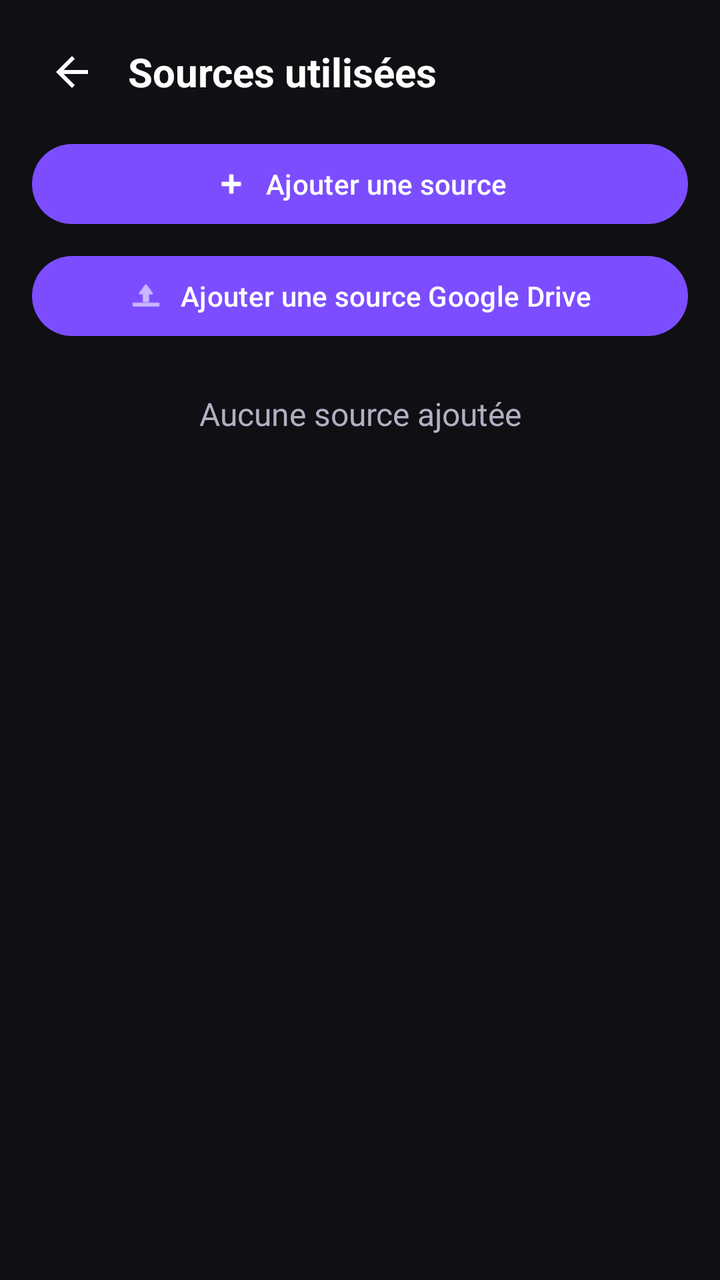
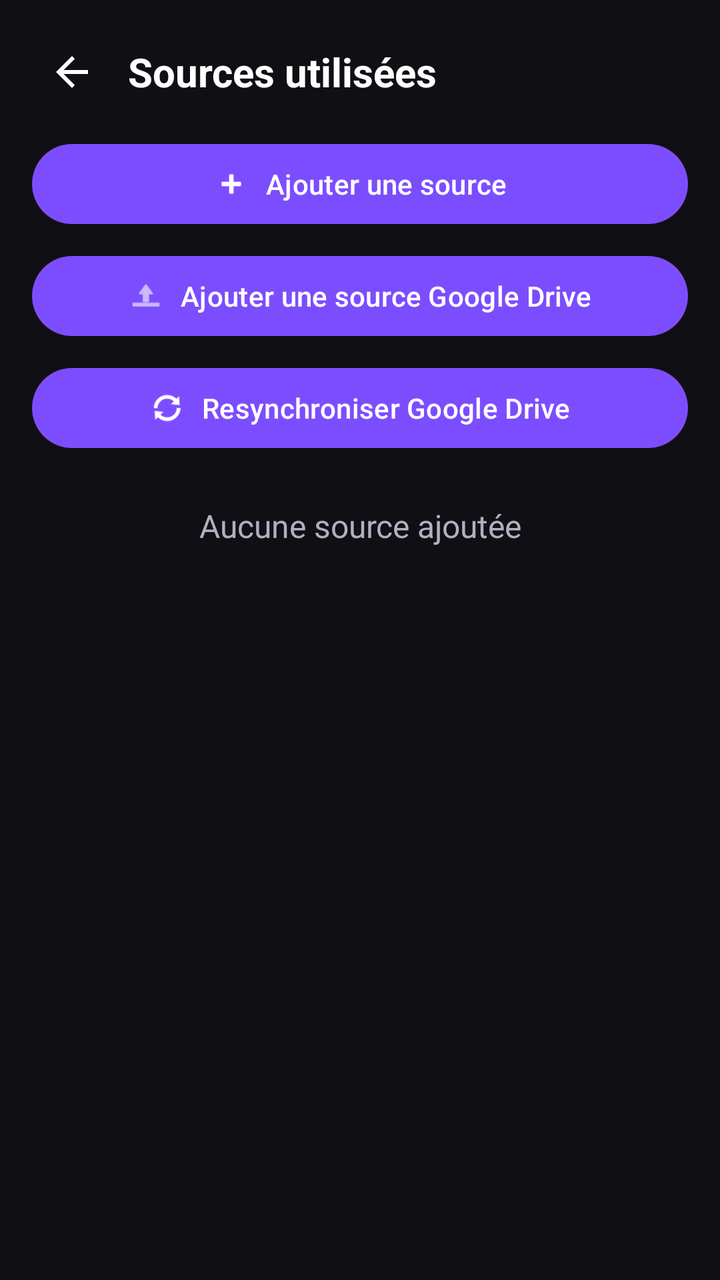

Before-and-after screenshots of an Android layout around one commit, followed by the original layout XML and the change that was made.
<!-- AndroidManifest.xml: application theme Theme.Melodie -->
<!-- res/layout/fragment_folders.xml -->
<?xml version="1.0" encoding="utf-8"?>
<LinearLayout xmlns:android="http://schemas.android.com/apk/res/android"
    xmlns:app="http://schemas.android.com/apk/res-auto"
    android:layout_width="match_parent"
    android:layout_height="match_parent"
    android:orientation="vertical"
    android:background="@color/bg_dark"
    android:padding="16dp">

    <LinearLayout
        android:layout_width="match_parent"
        android:layout_height="wrap_content"
        android:layout_marginBottom="12dp"
        android:gravity="center_vertical"
        android:orientation="horizontal">

        <ImageButton
            android:id="@+id/btn_back"
            android:layout_width="40dp"
            android:layout_height="40dp"
            android:layout_marginEnd="8dp"
            android:background="?attr/selectableItemBackgroundBorderless"
            android:contentDescription="@string/player_back"
            android:src="@drawable/ic_back" />

        <TextView
            android:layout_width="wrap_content"
            android:layout_height="wrap_content"
            android:text="@string/folders_title"
            android:textColor="@color/text_primary"
            android:textSize="20sp"
            android:textStyle="bold" />
    </LinearLayout>

    <com.google.android.material.button.MaterialButton
        android:id="@+id/btn_add_source"
        android:layout_width="match_parent"
        android:layout_height="wrap_content"
        android:text="@string/folders_add_source"
        app:icon="@android:drawable/ic_input_add"
        app:iconGravity="textStart"
        app:iconPadding="8dp" />

    <com.google.android.material.button.MaterialButton
        android:id="@+id/btn_add_drive_source"
        android:layout_width="match_parent"
        android:layout_height="wrap_content"
        android:layout_marginTop="8dp"
        android:text="@string/folders_add_drive_source"
        app:icon="@android:drawable/ic_menu_upload"
        app:iconGravity="textStart"
        app:iconPadding="8dp" />

    <TextView
        android:id="@+id/folders_empty"
        android:layout_width="match_parent"
        android:layout_height="wrap_content"
        android:layout_marginTop="24dp"
        android:gravity="center"
        android:textColor="@color/text_secondary"
        android:textSize="16sp"
        android:text="@string/folders_empty" />

    <androidx.recyclerview.widget.RecyclerView
        android:id="@+id/folders_recycler"
        android:layout_width="match_parent"
        android:layout_height="0dp"
        android:layout_marginTop="16dp"
        android:layout_weight="1" />

</LinearLayout>
<!-- resources referenced by this layout -->
<resources>
  <color name="bg_dark">#0F0F14</color>
  <color name="text_primary">#FFFFFF</color>
  <color name="text_secondary">#B0B0C3</color>
  <!-- drawable ic_back (drawable) -->
  <vector xmlns:android="http://schemas.android.com/apk/res/android"
      android:width="24dp" android:height="24dp"
      android:viewportWidth="24" android:viewportHeight="24"
      android:tint="?attr/colorOnSurface">
      <path android:fillColor="@android:color/white" android:pathData="M20,11H7.83l5.59,-5.59L12,4l-8,8 8,8 1.41,-1.41L7.83,13H20v-2z" />
  </vector>
  <string name="folders_add_drive_source">Ajouter une source Google Drive</string>
  <string name="folders_add_source">Ajouter une source</string>
  <string name="folders_empty">Aucune source ajoutée</string>
  <string name="folders_title">Sources utilisées</string>
  <string name="player_back">Retour</string>
  <style name="Theme.Melodie" parent="Theme.Material3.Dark.NoActionBar">
          <item name="colorPrimary">@color/melodie_purple</item>
          <item name="colorOnPrimary">@color/white</item>
          <item name="colorSecondary">@color/audio_cyan</item>
          <item name="colorOnSecondary">@color/black</item>
          <item name="colorTertiary">@color/energy_green</item>
          <item name="colorOnTertiary">@color/black</item>
  
          <item name="android:colorBackground">@color/bg_dark</item>
          <item name="colorSurface">@color/surface</item>
          <item name="colorSurfaceVariant">@color/surface_variant</item>
          <item name="colorOnBackground">@color/text_primary</item>
          <item name="colorOnSurface">@color/text_primary</item>
          <item name="colorOnSurfaceVariant">@color/text_secondary</item>
  
          <item name="android:statusBarColor">@color/bg_dark</item>
          <item name="android:navigationBarColor">@color/bg_dark</item>
          <item name="android:windowLightStatusBar">false</item>
      </style>
  <color name="melodie_purple">#7C4DFF</color>
  <color name="white">#FFFFFFFF</color>
  <color name="audio_cyan">#00D4FF</color>
  <color name="black">#FF000000</color>
  <color name="energy_green">#00E5A8</color>
  <color name="surface">#1A1A22</color>
  <color name="surface_variant">#232333</color>
</resources>

<!-- the commit's change to res/layout/fragment_folders.xml (unified diff, before → after) -->
@@ -51,6 +51,16 @@
         app:iconGravity="textStart"
         app:iconPadding="8dp" />
 
+    <com.google.android.material.button.MaterialButton
+        android:id="@+id/btn_resync_drive"
+        android:layout_width="match_parent"
+        android:layout_height="wrap_content"
+        android:layout_marginTop="8dp"
+        android:text="@string/folders_resync_drive"
+        app:icon="@android:drawable/ic_popup_sync"
+        app:iconGravity="textStart"
+        app:iconPadding="8dp" />
+
     <TextView
         android:id="@+id/folders_empty"
         android:layout_width="match_parent"
<!-- resource entries referenced after the edit -->
@@ -13,6 +13,7 @@
   <string name="folders_add_drive_source">Ajouter une source Google Drive</string>
   <string name="folders_add_source">Ajouter une source</string>
   <string name="folders_empty">Aucune source ajoutée</string>
+  <string name="folders_resync_drive">Resynchroniser Google Drive</string>
   <string name="folders_title">Sources utilisées</string>
   <string name="player_back">Retour</string>
   <style name="Theme.Melodie" parent="Theme.Material3.Dark.NoActionBar">
